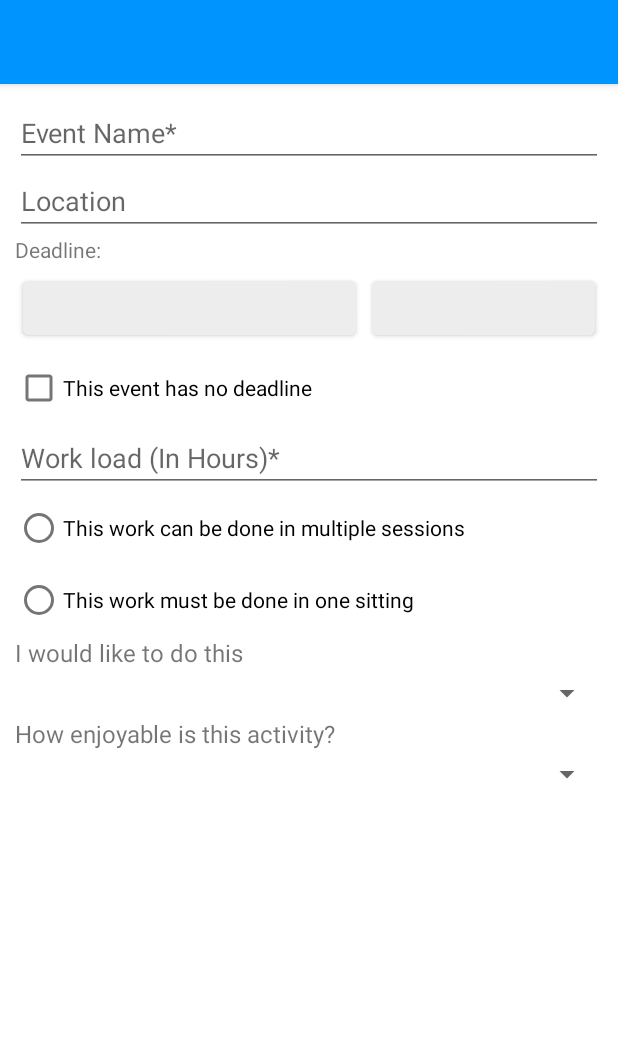
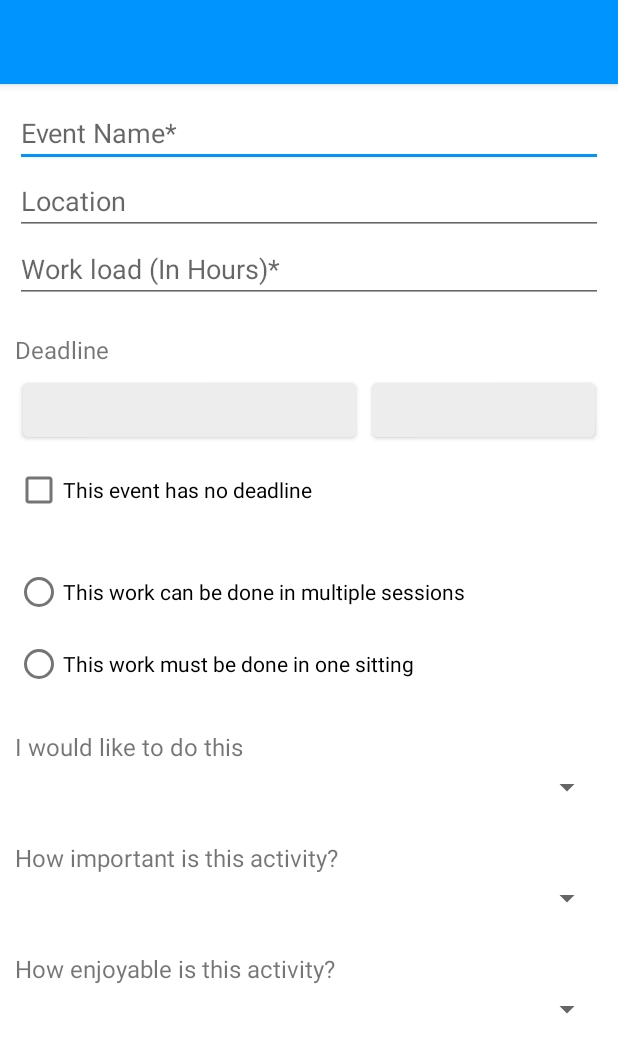
Before and after one commit to todoheap/todoheap, an Android app: the layout activity_free_event.xml on its own in the app's theme, with its tools: preview values and no code run, on a phone screen of 412 x 824 dp. Shown: the top 1053 px of the screen. Run offline under Robolectric (Android 15) with nearby library versions, the phone set to English and light mode, and no system bars.

```diff
--- a/app/src/main/java/edu/rosehulman/todoheap/Constants.kt
+++ b/app/src/main/java/edu/rosehulman/todoheap/Constants.kt
@@ -4,6 +4,7 @@ object Constants {
     const val TAG = "TodoHeap"
     const val KEY_FREE_EVENT = "KEY_FREE_EVENT"
     const val KEY_FREE_EVENT_ID = "KEY_FREE_EVENT_ID"
+    const val KEY_SET_TITLE = "KEY_SET_TITLE"
     const val RC_ADD_FREE_EVENT = 1
     const val RC_EDIT_FREE_EVENT = 2
     const val RESULT_GOOD = 1
--- a/app/src/main/java/edu/rosehulman/todoheap/input/DateInputViewModel.kt
+++ b/app/src/main/java/edu/rosehulman/todoheap/input/DateInputModel.kt
@@ -1,6 +1,6 @@
 package edu.rosehulman.todoheap.input
 
-data class DateInputViewModel(
+data class DateInputModel(
         var year: Int,
         var month: Int,
         var dayOfMonth: Int,
--- a/app/src/main/java/edu/rosehulman/todoheap/input/TimeInputViewModel.kt
+++ b/app/src/main/java/edu/rosehulman/todoheap/input/TimeInputModel.kt
@@ -1,6 +1,6 @@
 package edu.rosehulman.todoheap.input
 
-data class TimeInputViewModel(
+data class TimeInputModel(
     var hour: Int,
     var minute: Int,
 )
--- a/app/src/main/res/layout/activity_free_event.xml
+++ b/app/src/main/res/layout/activity_free_event.xml
@@ -8,7 +8,7 @@
             type="edu.rosehulman.todoheap.controller.FreeEventController" />
         <variable
             name="model"
-            type="edu.rosehulman.todoheap.input.FreeEventInputViewModel"/>
+            type="edu.rosehulman.todoheap.input.FreeEventInputModel"/>
     </data>
     <androidx.coordinatorlayout.widget.CoordinatorLayout
         android:layout_width="match_parent"
@@ -19,7 +19,9 @@
         <com.google.android.material.appbar.AppBarLayout
             android:layout_width="match_parent"
             android:layout_height="wrap_content"
-            android:theme="@style/Theme.TodoHeap.AppBarOverlay">
+            android:theme="@style/Theme.TodoHeap.AppBarOverlay"
+
+            >
 
             <androidx.appcompat.widget.Toolbar
                 android:id="@+id/toolbar"
@@ -31,42 +33,48 @@
 
 
         </com.google.android.material.appbar.AppBarLayout>
-
+        <ScrollView
+            android:layout_height="match_parent"
+            android:layout_width="match_parent"
+            app:layout_behavior="com.google.android.material.appbar.AppBarLayout$ScrollingViewBehavior">
         <LinearLayout
             android:padding="10dp"
             android:layout_width="match_parent"
             android:layout_height="match_parent"
             android:orientation="vertical"
-            app:layout_behavior="com.google.android.material.appbar.AppBarLayout$ScrollingViewBehavior"
-            android:clickable="true"
-            android:focusableInTouchMode="true"
             >
 
 
             <EditText
-                android:id="@+id/editTextEventName"
                 android:layout_width="match_parent"
                 android:layout_height="wrap_content"
-                android:hint="@string/event_name"
+                android:hint="@string/form_event_name"
                 android:text="@={model.eventName}"
                 android:onFocusChange="@{(v,f)->controller.hideKeyboardOnLoseFocus(v,f)}"
                 />
 
             <EditText
-                android:id="@+id/editTextLocation"
                 android:layout_width="match_parent"
                 android:layout_height="wrap_content"
                 android:inputType="text"
                 android:text="@={model.location}"
-                android:hint="@string/location"
+                android:hint="@string/form_location"
                 android:onFocusChange="@{(v,f)->controller.hideKeyboardOnLoseFocus(v,f)}"
                />
+
+            <EditText
+                android:layout_width="match_parent"
+                android:layout_height="wrap_content"
+                android:hint="@string/form_work_load"
+                android:text="@={model.workLoad}"
+                android:inputType="numberDecimal"
+                android:onFocusChange="@{(v,f)->controller.hideKeyboardOnLoseFocus(v,f)}"
+                />
             <TextView
                 android:layout_width="match_parent"
                 android:layout_height="wrap_content"
-                android:text="@string/deadline"
-                android:clickable="true"
-                android:focusableInTouchMode="true"
+                android:text="@string/form_deadline"
+                style="@style/Theme.TodoHeap.FormDescription"
                 />
             <LinearLayout
                 android:layout_width="match_parent"
@@ -101,32 +109,24 @@
             <CheckBox
                 android:layout_width="match_parent"
                 android:layout_height="wrap_content"
-                android:text="@string/deadline_disc"
+                android:text="@string/form_no_deadline_desc"
                 android:onClick="@{(v)->controller.updateView().hideKeyboard(v)}"
                 android:checked="@={model.noDeadline}"
                 />
 
-            <EditText
-                android:id="@+id/workload_edit_text"
-                android:layout_width="match_parent"
-                android:layout_height="wrap_content"
-                android:hint="@string/work_load_in_hours"
-                android:text="@={model.workLoad}"
-                android:inputType="numberDecimal"
-                android:onFocusChange="@{(v,f)->controller.hideKeyboardOnLoseFocus(v,f)}"
-                />
+
 
             <RadioGroup
                 android:id="@+id/is_one_sitting_group"
                 android:layout_width="match_parent"
                 android:layout_height="wrap_content"
-
+                android:layout_marginTop="20dp"
                 >
                 <RadioButton
                     android:id="@+id/is_one_sitting_false"
                     android:layout_width="match_parent"
                     android:layout_height="wrap_content"
-                    android:text="@string/this_work_can_be_done_in_multiple_sessions"
+                    android:text="@string/form_no_one_sitting_desc"
                     android:onClick="@{(v)->controller.hideKeyboard(v)}"
                     android:checked="@{!model.oneSitting}"
                     />
@@ -134,7 +134,7 @@
                     android:id="@+id/is_one_sitting_true"
                     android:layout_width="match_parent"
                     android:layout_height="wrap_content"
-                    android:text="@string/this_work_must_be_done_in_one_sitting"
+                    android:text="@string/form_one_sitting_desc"
                     android:onClick="@{(v)->controller.hideKeyboard(v)}"
                     android:checked="@={model.oneSitting}"
                     />
@@ -144,10 +144,8 @@
             <TextView
                 android:layout_width="match_parent"
                 android:layout_height="wrap_content"
-                android:text="@string/procrastination_desc"
-                android:textSize="16sp"
-                android:clickable="true"
-                android:focusableInTouchMode="true"
+                android:text="@string/form_procrastination_desc"
+                style="@style/Theme.TodoHeap.FormDescription"
                 />
 
             <Spinner
@@ -159,17 +157,28 @@
                 android:selectedItemPosition="@={model.procrastination}"
 
                 />
-
             <TextView
                 android:layout_width="match_parent"
                 android:layout_height="wrap_content"
-                android:text="@string/enjoyable_desc"
-                android:clickable="true"
-                android:focusableInTouchMode="true"
-                android:textSize="16sp"
+                android:text="@string/form_priority_desc"
+                style="@style/Theme.TodoHeap.FormDescription"
                 />
             <Spinner
-                android:id="@+id/enjoyable_spinner"
+                android:id="@+id/priority_spinner"
+                android:layout_width="match_parent"
+                android:layout_height="wrap_content"
+                android:padding="16dp"
+                android:focusableInTouchMode="true"
+                android:selectedItemPosition="@={model.priority}"
+                />
+            <TextView
+                android:layout_width="match_parent"
+                android:layout_height="wrap_content"
+                android:text="@string/form_enjoyablility_desc"
+                style="@style/Theme.TodoHeap.FormDescription"
+                />
+            <Spinner
+                android:id="@+id/enjoyablility_spinner"
                 android:layout_width="match_parent"
                 android:layout_height="wrap_content"
                 android:padding="16dp"
@@ -178,6 +187,6 @@
                 />
 
         </LinearLayout>
-
+        </ScrollView>
     </androidx.coordinatorlayout.widget.CoordinatorLayout>
 </layout>
--- a/app/src/main/res/layout/dialog_input_date.xml
+++ b/app/src/main/res/layout/dialog_input_date.xml
@@ -4,7 +4,7 @@
     <data>
         <variable
             name="model"
-            type="edu.rosehulman.todoheap.input.DateInputViewModel" />
+            type="edu.rosehulman.todoheap.input.DateInputModel" />
     </data>
 
         <DatePicker
--- a/app/src/main/res/layout/dialog_input_time.xml
+++ b/app/src/main/res/layout/dialog_input_time.xml
@@ -4,7 +4,7 @@
     <data>
         <variable
             name="model"
-            type="edu.rosehulman.todoheap.input.TimeInputViewModel" />
+            type="edu.rosehulman.todoheap.input.TimeInputModel" />
     </data>
 
         <TimePicker
--- a/app/src/main/res/layout/radio_event_type.xml
+++ b/app/src/main/res/layout/radio_event_type.xml
@@ -13,7 +13,7 @@
         <TextView
             android:layout_width="match_parent"
             android:layout_height="wrap_content"
-            android:text="@string/add_scheduled_event"
+            android:text="@string/action_add_scheduled_event"
             android:textSize="16sp"
             android:onClick="@{() -> controller.onClickScheduled()}"
             android:padding="15dp"
@@ -21,7 +21,7 @@
         <TextView
             android:layout_width="match_parent"
             android:layout_height="wrap_content"
-            android:text="@string/add_free_event"
+            android:text="@string/action_add_free_event"
             android:textSize="16sp"
             android:onClick="@{() -> controller.onClickFree()}"
             android:padding="15dp"
--- a/app/src/main/res/values/strings.xml
+++ b/app/src/main/res/values/strings.xml
@@ -4,39 +4,51 @@
     <string name="title_calendar">Calendar</string>
     <string name="title_account">Account</string>
     <string name="title_settings">Settings</string>
-    <string name="event_name">Event Name*</string>
-    <string name="location">Location</string>
-    <string name="deadline">Deadline:</string>
-    <string name="deadline_disc">This event has no deadline</string>
-    <string name="work_load_in_hours">Work load (In Hours)*</string>
-    <string name="procrastination_desc">I would like to do this</string>
-    <string name="enjoyable_desc">How enjoyable is this activity?</string>
-    <string name="add_free_event">Add Free Event</string>
-    <string name="add_scheduled_event">Add Scheduled Event</string>
+    <string name="title_add_free_event">Add Free Event</string>
+    <string name="title_edit_free_event">Edit Free Event</string>
+
+    <string name="title_dialog_date">Set Date</string>
+    <string name="title_dialog_time">Set Time</string>
+    <string name="title_dialog_error">Error</string>
+
+    <string name="form_event_name">Event Name*</string>
+    <string name="form_location">Location</string>
+    <string name="form_deadline">Deadline</string>
+    <string name="form_no_deadline_desc">This event has no deadline</string>
+    <string name="form_work_load">Work load (In Hours)*</string>
+    <string name="form_no_one_sitting_desc">This work can be done in multiple sessions</string>
+    <string name="form_one_sitting_desc">This work must be done in one sitting</string>
+    <string name="form_procrastination_desc">I would like to do this</string>
+    <string name="form_enjoyablility_desc">How enjoyable is this activity?</string>
+    <string name="form_priority_desc">How important is this activity?</string>
+    <string-array name="form_procrastination_options">
+        <item>As soon as possible</item>
+        <item>Neutral</item>
+        <item>The later the better</item>
+    </string-array>
+    <string-array name="form_enjoyability_options">
+        <item>Quite enjoyable</item>
+        <item>Neutral</item>
+        <item>Not enjoyable</item>
+    </string-array>
+    <string-array name="form_priority_options">
+        <item>Very important</item>
+        <item>Neutral</item>
+        <item>Not as important</item>
+    </string-array>
 
     <string name="format_date">%d / %d / %d</string>
-    <string name="format_time_am">%d:%d AM</string>
-    <string name="format_time_pm">%d:%d PM</string>
+    <string name="format_time_am">%d:%02d AM</string>
+    <string name="format_time_pm">%d:%02d PM</string>
 
-    <string name="this_work_can_be_done_in_multiple_sessions">This work can be done in multiple sessions</string>
-    <string name="this_work_must_be_done_in_one_sitting">This work must be done in one sitting</string>
-
+    <string name="action_add_free_event">Add Free Event</string>
+    <string name="action_add_scheduled_event">Add Scheduled Event</string>
     <string name="action_save">Save</string>
-    <string name="sign_in_to_save_your_data_across_devices">Sign in to save your data across devices</string>
     <string name="sign_in">sign in</string>
     <string name="sign_out">sign out</string>
-    <string name="title_dialog_date">Set Date</string>
-    <string name="title_dialog_time">Set Time</string>
 
-    <string-array name="procrastination_options">
-        <item>As Soon As Possible</item>
-        <item>Neutral</item>
-        <item>The Later the Better</item>
-    </string-array>
+    <string name="error_event_name_empty">Event name cannot be empty</string>
+    <string name="error_work_load_empty">Work load cannot be empty</string>
 
-    <string-array name="enjoyability_options">
-        <item>This is quite enjoyable</item>
-        <item>This could be better</item>
-        <item>This is not enjoyable</item>
-    </string-array>
+
 </resources>
--- a/app/src/main/res/values/themes.xml
+++ b/app/src/main/res/values/themes.xml
@@ -22,4 +22,10 @@
         <item name="windowActionBar">false</item>
         <item name="windowNoTitle">true</item>
     </style>
+    <style name="Theme.TodoHeap.FormDescription" parent="ThemeOverlay.AppCompat.Light" >
+        <item name="android:textSize">16sp</item>
+        <item name="android:focusableInTouchMode">true</item>
+        <item name="android:clickable">true</item>
+        <item name="android:layout_marginTop">20dp</item>
+    </style>
 </resources>
```
Also changed, not shown: app/src/main/java/edu/rosehulman/todoheap/activities/FreeEventActivity.kt (+24 -11 lines), app/src/main/java/edu/rosehulman/todoheap/controller/Controller.kt (+8 -5 lines), app/src/main/java/edu/rosehulman/todoheap/controller/ControllerBase.kt (+14 -4 lines), app/src/main/java/edu/rosehulman/todoheap/input/FreeEventInputModel.kt (added, +78 -0 lines), app/src/main/java/edu/rosehulman/todoheap/input/FreeEventInputViewModel.kt (deleted, +0 -37 lines). Lines whose indentation alone changed are shown as unchanged.
